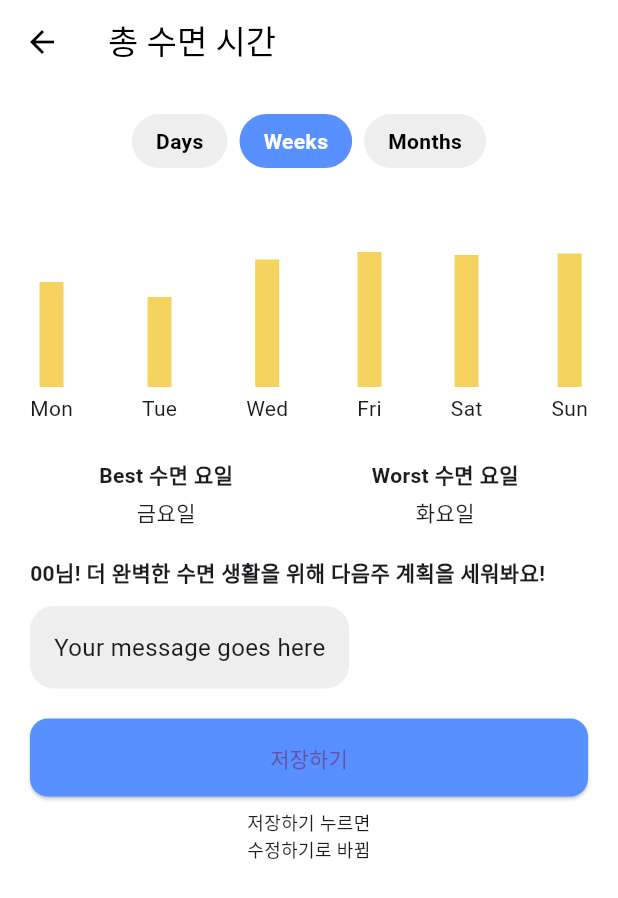
After one commit to Ko-o-ala/Frontend, a Flutter app: the WeeklySleepScreen screen opened by its route, on a phone screen of 412 x 824 dp. The commit adds this screen. Shown: the top 898 px of the screen. Run offline on Flutter 3.47's test engine with Material 3 defaults, Android fonts, the light colour scheme and no system bars; our stand-ins replace percent_indicator.

Commit message:
수면관리페이지 - 주별 개발 시작

```diff
--- a/lib/main.dart
+++ b/lib/main.dart
@@ -1,6 +1,7 @@
 import 'package:flutter/material.dart';
 import 'home_page.dart';
 import 'sleep_dashboard/sleep_dashboard.dart';
+import 'package:my_app/sleep_dashboard/weekly_sleep_screen.dart';
 
 void main() {
   runApp(const MyApp());
@@ -17,6 +18,7 @@ class MyApp extends StatelessWidget {
       routes: {
         '/': (context) => const HomePage(), // 홈
         '/sleep': (context) => const SleepDashboard(), // 수면대시보드
+        '/weekly': (context) => const WeeklySleepScreen(),
       },
     );
   }
--- a/lib/sleep_dashboard/sleep_dashboard.dart
+++ b/lib/sleep_dashboard/sleep_dashboard.dart
@@ -1,5 +1,6 @@
 import 'package:flutter/material.dart';
 import 'package:percent_indicator/percent_indicator.dart';
+import 'weekly_sleep_screen.dart';
 
 class SleepDashboard extends StatelessWidget {
   const SleepDashboard({super.key});
@@ -27,9 +28,9 @@ class SleepDashboard extends StatelessWidget {
               Row(
                 mainAxisAlignment: MainAxisAlignment.spaceEvenly,
                 children: [
-                  _buildTab('Days', true),
-                  _buildTab('Weeks', false),
-                  _buildTab('Months', false),
+                  _buildTab(context, 'Days', true),
+                  _buildTab(context, 'Weeks', false),
+                  _buildTab(context, 'Months', false),
                 ],
               ),
               const SizedBox(height: 20),
@@ -150,8 +151,18 @@ class SleepDashboard extends StatelessWidget {
     );
   }
 
-  Widget _buildTab(String label, bool selected) {
-    return Container(
+  Widget _buildTab(BuildContext context, String label, bool selected) {
+    return GestureDetector(
+      onTap: () {
+        if (label == 'Weeks') {
+          Navigator.push(
+            context,
+            MaterialPageRoute(builder: (context) => const WeeklySleepScreen()),
+          );
+        }
+        // Days나 Months는 아직 구현 안 했으니 그대로 둡니다.
+      },
+      child: Container(
         padding: const EdgeInsets.symmetric(horizontal: 20, vertical: 8),
         decoration: BoxDecoration(
           color: selected ? Color(0xFF5890FF) : Colors.grey[200],
@@ -162,6 +173,7 @@ class SleepDashboard extends StatelessWidget {
           style: TextStyle(
             color: selected ? Colors.white : Colors.black,
             fontWeight: FontWeight.bold,
+          ),
         ),
       ),
     );
--- /dev/null
+++ b/lib/sleep_dashboard/weekly_sleep_screen.dart
@@ -0,0 +1,164 @@
+import 'package:flutter/material.dart';
+
+class WeeklySleepScreen extends StatelessWidget {
+  const WeeklySleepScreen({super.key});
+
+  @override
+  Widget build(BuildContext context) {
+    return Scaffold(
+      backgroundColor: Colors.white,
+      appBar: AppBar(
+        title: const Text('총 수면 시간'),
+        backgroundColor: Colors.white,
+        foregroundColor: Colors.black,
+        elevation: 0,
+      ),
+      body: SingleChildScrollView(
+        padding: const EdgeInsets.all(20),
+        child: Column(
+          crossAxisAlignment: CrossAxisAlignment.start,
+          children: [
+            // 탭
+            Row(
+              mainAxisAlignment: MainAxisAlignment.center,
+              children: [
+                _buildTab('Days', false),
+                const SizedBox(width: 8),
+                _buildTab('Weeks', true),
+                const SizedBox(width: 8),
+                _buildTab('Months', false),
+              ],
+            ),
+            const SizedBox(height: 20),
+
+            // 그래프 (막대바 대체)
+            SizedBox(
+              height: 150,
+              child: Row(
+                mainAxisAlignment: MainAxisAlignment.spaceBetween,
+                children: [
+                  _buildBar('Mon', 70),
+                  _buildBar('Tue', 60),
+                  _buildBar('Wed', 85),
+                  _buildBar('Fri', 90),
+                  _buildBar('Sat', 88),
+                  _buildBar('Sun', 89),
+                ],
+              ),
+            ),
+
+            const SizedBox(height: 24),
+            // Best/Worst
+            Row(
+              mainAxisAlignment: MainAxisAlignment.spaceAround,
+              children: const [
+                Column(
+                  children: [
+                    Text(
+                      'Best 수면 요일',
+                      style: TextStyle(fontWeight: FontWeight.bold),
+                    ),
+                    SizedBox(height: 4),
+                    Text('금요일'),
+                  ],
+                ),
+                Column(
+                  children: [
+                    Text(
+                      'Worst 수면 요일',
+                      style: TextStyle(fontWeight: FontWeight.bold),
+                    ),
+                    SizedBox(height: 4),
+                    Text('화요일'),
+                  ],
+                ),
+              ],
+            ),
+
+            const SizedBox(height: 20),
+
+            // 안내 텍스트
+            const Text(
+              '00님! 더 완벽한 수면 생활을 위해 다음주 계획을 세워봐요!',
+              style: TextStyle(fontWeight: FontWeight.bold),
+            ),
+            const SizedBox(height: 12),
+
+            // 입력창
+            Container(
+              padding: const EdgeInsets.all(16),
+              decoration: BoxDecoration(
+                color: Colors.grey[200],
+                borderRadius: BorderRadius.circular(16),
+              ),
+              child: const Text(
+                'Your message goes here',
+                style: TextStyle(fontSize: 16),
+              ),
+            ),
+
+            const SizedBox(height: 20),
+
+            // 저장 버튼
+            SizedBox(
+              width: double.infinity,
+              child: ElevatedButton(
+                onPressed: () {},
+                style: ElevatedButton.styleFrom(
+                  padding: const EdgeInsets.symmetric(vertical: 16),
+                  backgroundColor: Color(0xFF5890FF),
+                  shape: RoundedRectangleBorder(
+                    borderRadius: BorderRadius.circular(12),
+                  ),
+                ),
+                child: const Text('저장하기'),
+              ),
+            ),
+
+            const SizedBox(height: 8),
+            const Align(
+              alignment: Alignment.center,
+              child: Text(
+                '저장하기 누르면\n수정하기로 바뀜',
+                textAlign: TextAlign.center,
+                style: TextStyle(fontSize: 12),
+              ),
+            ),
+          ],
+        ),
+      ),
+    );
+  }
+
+  Widget _buildTab(String label, bool selected) {
+    return Container(
+      padding: const EdgeInsets.symmetric(horizontal: 16, vertical: 8),
+      decoration: BoxDecoration(
+        color: selected ? Color(0xFF5890FF) : Colors.grey[200],
+        borderRadius: BorderRadius.circular(20),
+      ),
+      child: Text(
+        label,
+        style: TextStyle(
+          color: selected ? Colors.white : Colors.black,
+          fontWeight: FontWeight.bold,
+        ),
+      ),
+    );
+  }
+
+  Widget _buildBar(String day, double percent) {
+    return Column(
+      mainAxisAlignment: MainAxisAlignment.end,
+      children: [
+        Container(
+          width: 16,
+          height: percent, // 임시로 퍼센트값을 높이로 씀
+          color: Color(0xFFF6D35F),
+        ),
+        const SizedBox(height: 4),
+        Text(day),
+      ],
+    );
+  }
+}
```
Lines whose indentation alone changed are shown as unchanged.
